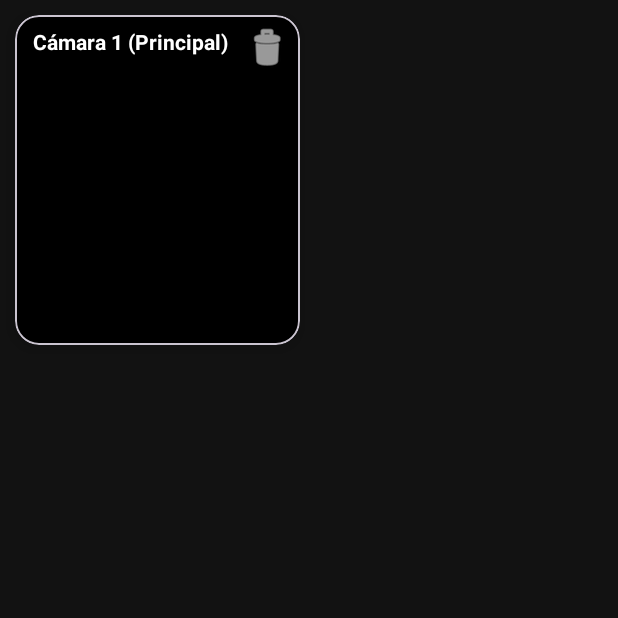
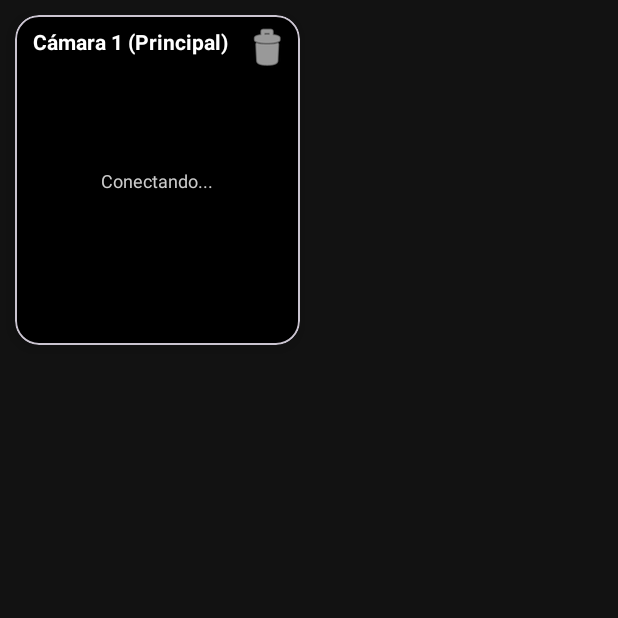
Before and after one commit to escuphidor-spec/MultiCamRTSP, an Android app: the screen it shows after launch (MainActivity), on a phone screen of 412 x 824 dp, the top half of it. Run offline under Robolectric (Android 15) with nearby library versions, the phone set to English and light mode, and no system bars; 2 statements that could not run were skipped.

Commit message:
Update item_camera_widget.xml

```diff
--- a/app/src/main/res/layout/item_camera_widget.xml
+++ b/app/src/main/res/layout/item_camera_widget.xml
@@ -18,6 +18,20 @@
             android:layout_height="0dp"
             app:use_controller="false"
             app:surface_type="texture_view"
+            app:layout_constraintTop_toTopOf="parent"
+            app:layout_constraintBottom_toBottomOf="parent"
+            app:layout_constraintStart_toStartOf="parent"
+            app:layout_constraintEnd_toEndOf="parent" />
+
+        <TextView
+            android:id="@+id/tvStatus"
+            android:layout_width="0dp"
+            android:layout_height="wrap_content"
+            android:gravity="center"
+            android:padding="12dp"
+            android:text="Conectando..."
+            android:textColor="#CCCCCC"
+            android:textSize="12sp"
             app:layout_constraintTop_toTopOf="parent"
             app:layout_constraintBottom_toBottomOf="parent"
             app:layout_constraintStart_toStartOf="parent"
```
